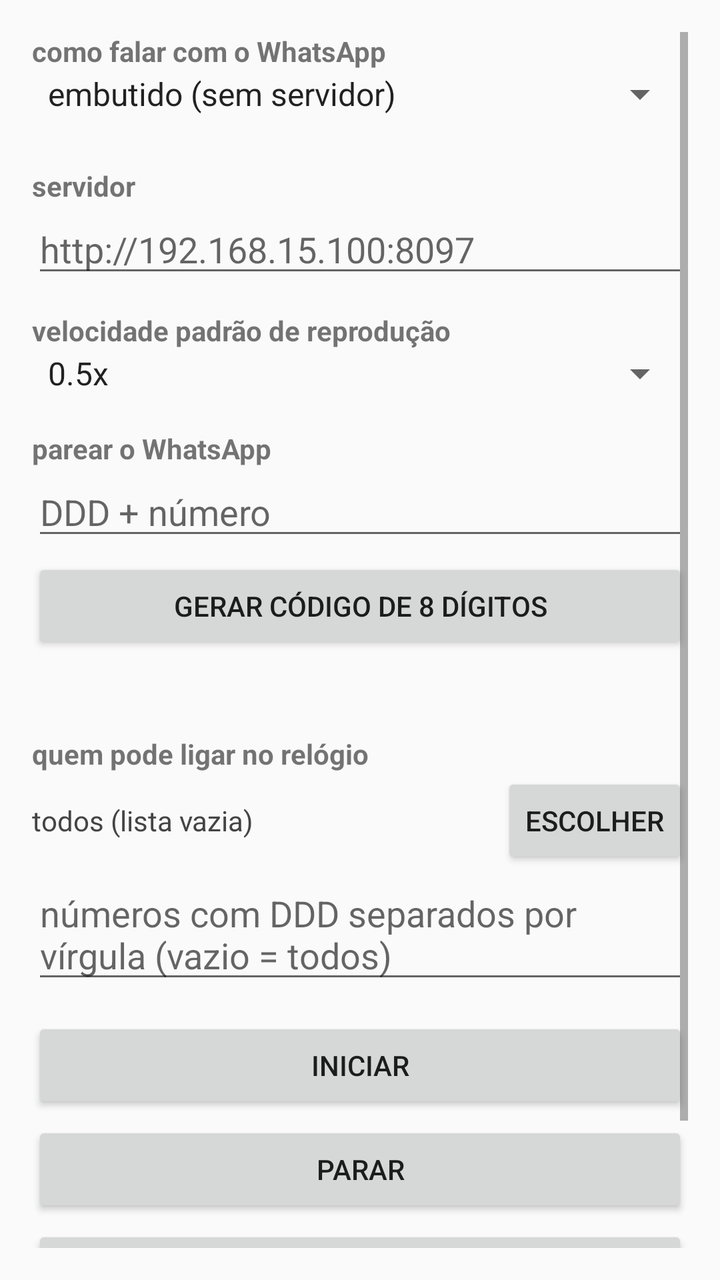
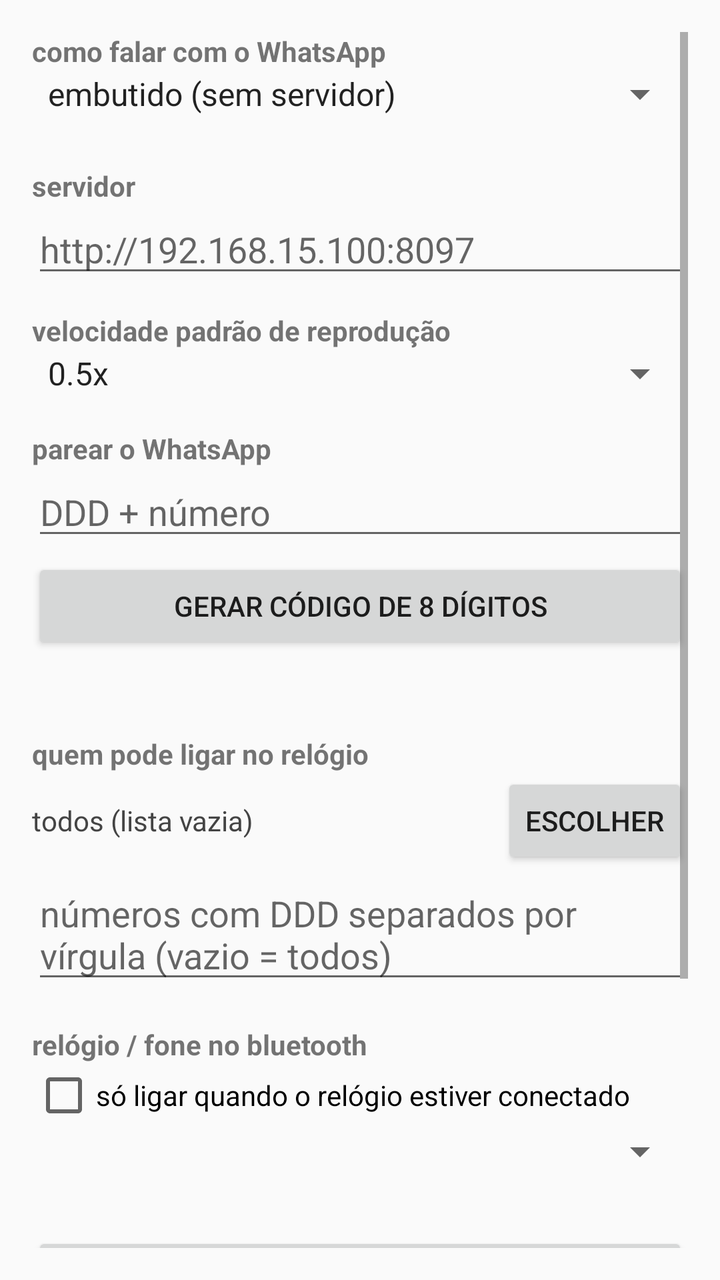

The first picture is an Android layout as it rendered before a commit; the second is the same layout after the commit. The layout source and the unified diff follow.
<!-- AndroidManifest.xml: application theme AppTheme -->
<!-- res/layout/activity_main.xml -->
<?xml version="1.0" encoding="utf-8"?>
<ScrollView xmlns:android="http://schemas.android.com/apk/res/android"
    android:layout_width="match_parent"
    android:layout_height="match_parent"
    android:padding="16dp">

    <LinearLayout
        android:layout_width="match_parent"
        android:layout_height="wrap_content"
        android:orientation="vertical">

        <TextView
            android:layout_width="wrap_content"
            android:layout_height="wrap_content"
            android:text="@string/engine_label"
            android:textStyle="bold" />

        <Spinner
            android:id="@+id/modeSpinner"
            android:layout_width="match_parent"
            android:layout_height="wrap_content"
            android:entries="@array/engine_modes" />

        <TextView
            android:id="@+id/engineStatusText"
            android:layout_width="wrap_content"
            android:layout_height="wrap_content"
            android:textSize="12sp" />

        <TextView
            android:layout_width="wrap_content"
            android:layout_height="wrap_content"
            android:layout_marginTop="8dp"
            android:text="@string/server_label"
            android:textStyle="bold" />

        <EditText
            android:id="@+id/urlInput"
            android:layout_width="match_parent"
            android:layout_height="wrap_content"
            android:hint="@string/url_hint"
            android:inputType="textUri"
            android:importantForAutofill="no"
            android:maxLines="1" />

        <TextView
            android:layout_width="wrap_content"
            android:layout_height="wrap_content"
            android:layout_marginTop="12dp"
            android:text="@string/speed_label"
            android:textStyle="bold" />

        <Spinner
            android:id="@+id/speedSpinner"
            android:layout_width="match_parent"
            android:layout_height="wrap_content"
            android:entries="@array/speed_values" />

        
        <TextView
            android:layout_width="wrap_content"
            android:layout_height="wrap_content"
            android:layout_marginTop="16dp"
            android:text="@string/pairing_label"
            android:textStyle="bold" />

        <EditText
            android:id="@+id/phoneInput"
            android:layout_width="match_parent"
            android:layout_height="wrap_content"
            android:hint="@string/phone_hint"
            android:inputType="phone"
            android:importantForAutofill="no"
            android:maxLines="1" />

        <Button
            android:id="@+id/pairButton"
            android:layout_width="match_parent"
            android:layout_height="wrap_content"
            android:layout_marginTop="4dp"
            android:text="@string/pair" />

        <TextView
            android:id="@+id/pairResultText"
            android:layout_width="match_parent"
            android:layout_height="wrap_content"
            android:textSize="18sp"
            android:textStyle="bold" />

        <Button
            android:id="@+id/batteryButton"
            android:layout_width="match_parent"
            android:layout_height="wrap_content"
            android:layout_marginTop="4dp"
            android:text="@string/battery"
            android:visibility="gone" />

        <TextView
            android:layout_width="wrap_content"
            android:layout_height="wrap_content"
            android:layout_marginTop="16dp"
            android:text="@string/allowed_label"
            android:textStyle="bold" />

        <LinearLayout
            android:layout_width="match_parent"
            android:layout_height="wrap_content"
            android:orientation="horizontal"
            android:gravity="center_vertical">

            <TextView
                android:id="@+id/allowedSummary"
                android:layout_width="0dp"
                android:layout_height="wrap_content"
                android:layout_weight="1"
                android:text="@string/allowed_empty"
                android:textColor="#444" />

            <Button
                android:id="@+id/allowedPickButton"
                android:layout_width="wrap_content"
                android:layout_height="wrap_content"
                android:text="@string/allowed_pick" />
        </LinearLayout>

        <EditText
            android:id="@+id/allowedInput"
            android:layout_width="match_parent"
            android:layout_height="wrap_content"
            android:hint="@string/allowed_hint"
            android:importantForAutofill="no"
            android:maxLines="2" />

        <Button
            android:id="@+id/connectButton"
            android:layout_width="match_parent"
            android:layout_height="wrap_content"
            android:layout_marginTop="12dp"
            android:text="@string/connect" />

        <Button
            android:id="@+id/stopButton"
            android:layout_width="match_parent"
            android:layout_height="wrap_content"
            android:layout_marginTop="4dp"
            android:text="@string/stop" />

        <Button
            android:id="@+id/testCallButton"
            android:layout_width="match_parent"
            android:layout_height="wrap_content"
            android:layout_marginTop="4dp"
            android:text="@string/test_call" />

        <TextView
            android:layout_width="wrap_content"
            android:layout_height="wrap_content"
            android:layout_marginTop="16dp"
            android:text="@string/status_label"
            android:textStyle="bold" />

        <TextView
            android:id="@+id/statusText"
            android:layout_width="match_parent"
            android:layout_height="wrap_content"
            android:text="@string/starting" />

    </LinearLayout>
</ScrollView>
<!-- resources referenced by this layout -->
<resources>
  <string-array name="engine_modes">
          <item>embutido (sem servidor)</item>
          <item>servidor externo</item>
      </string-array>
  <string-array name="speed_values">
          <item>0.5x</item>
          <item>0.75x</item>
          <item>1x</item>
          <item>1.25x</item>
          <item>1.5x</item>
          <item>2x</item>
      </string-array>
  <string name="allowed_empty">todos (lista vazia)</string>
  <string name="allowed_hint">números com DDD separados por vírgula (vazio = todos)</string>
  <string name="allowed_label">quem pode ligar no relógio</string>
  <string name="allowed_pick">escolher</string>
  <string name="battery">não deixar o celular dormir o app</string>
  <string name="connect">iniciar</string>
  <string name="engine_label">como falar com o WhatsApp</string>
  <string name="pair">gerar código de 8 dígitos</string>
  <string name="pairing_label">parear o WhatsApp</string>
  <string name="phone_hint">DDD + número</string>
  <string name="server_label">servidor</string>
  <string name="speed_label">velocidade padrão de reprodução</string>
  <string name="starting">iniciando…</string>
  <string name="status_label">status</string>
  <string name="stop">parar</string>
  <string name="test_call">testar chamada</string>
  <string name="url_hint">http://192.168.15.100:8097</string>
  <style name="AppTheme" parent="@android:style/Theme.Material.Light.DarkActionBar">
          <item name="android:colorPrimary">@color/brand</item>
          <item name="android:colorAccent">@color/brand</item>
      </style>
  <color name="brand">#128C7E</color>
</resources>

<!-- the commit's change to res/layout/activity_main.xml (unified diff, before → after) -->
@@ -131,6 +131,31 @@
             android:importantForAutofill="no"
             android:maxLines="2" />
 
+        <TextView
+            android:layout_width="wrap_content"
+            android:layout_height="wrap_content"
+            android:layout_marginTop="16dp"
+            android:text="@string/bt_label"
+            android:textStyle="bold" />
+
+        <CheckBox
+            android:id="@+id/btOnlyCheck"
+            android:layout_width="match_parent"
+            android:layout_height="wrap_content"
+            android:text="@string/bt_only" />
+
+        <Spinner
+            android:id="@+id/btDeviceSpinner"
+            android:layout_width="match_parent"
+            android:layout_height="wrap_content" />
+
+        <TextView
+            android:id="@+id/btState"
+            android:layout_width="match_parent"
+            android:layout_height="wrap_content"
+            android:textColor="#666"
+            android:textSize="12sp" />
+
         <Button
             android:id="@+id/connectButton"
             android:layout_width="match_parent"
<!-- resource entries referenced after the edit -->
@@ -17,6 +17,8 @@
   <string name="allowed_label">quem pode ligar no relógio</string>
   <string name="allowed_pick">escolher</string>
   <string name="battery">não deixar o celular dormir o app</string>
+  <string name="bt_label">relógio / fone no bluetooth</string>
+  <string name="bt_only">só ligar quando o relógio estiver conectado</string>
   <string name="connect">iniciar</string>
   <string name="engine_label">como falar com o WhatsApp</string>
   <string name="pair">gerar código de 8 dígitos</string>
